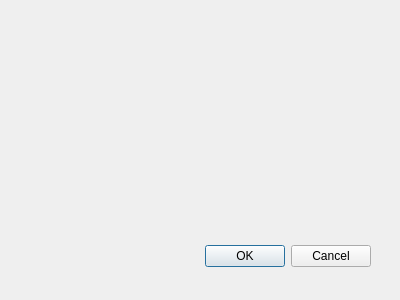
The window that db_streckenkm/DB_Streckenkm_dialog_base.ui (c-mellueh/qgis_streckenkm) describes before a commit, drawn with Qt 5.
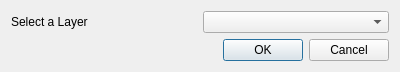
The same window after the commit.

Diff of the .ui file:
```diff
--- a/db_streckenkm/DB_Streckenkm_dialog_base.ui
+++ b/db_streckenkm/DB_Streckenkm_dialog_base.ui
@@ -1,33 +1,39 @@
 <ui version="4.0" >
  <class>StreckenkmFinderDialogBase</class>
- <widget class="QDialog" name="StreckenkmFinderDialogBase" >
-  <property name="geometry" >
+ <widget class="QDialog" name="StreckenkmFinderDialogBase">
+  <property name="geometry">
    <rect>
     <x>0</x>
     <y>0</y>
     <width>400</width>
-    <height>300</height>
+    <height>72</height>
    </rect>
   </property>
   <property name="windowTitle" >
    <string>DB_Streckenkm</string>
   </property>
-  <widget class="QDialogButtonBox" name="button_box" >
-   <property name="geometry" >
-    <rect>
-     <x>30</x>
-     <y>240</y>
-     <width>341</width>
-     <height>32</height>
-    </rect>
-   </property>
-   <property name="orientation" >
-    <enum>Qt::Horizontal</enum>
-   </property>
-   <property name="standardButtons" >
-    <set>QDialogButtonBox::Cancel|QDialogButtonBox::Ok</set>
-   </property>
-  </widget>
+  <layout class="QGridLayout" name="gridLayout">
+   <item row="0" column="0">
+    <widget class="QLabel" name="label">
+     <property name="text">
+      <string>Select a Layer</string>
+     </property>
+    </widget>
+   </item>
+   <item row="0" column="1">
+    <widget class="QComboBox" name="comboBox"/>
+   </item>
+   <item row="1" column="0" colspan="2">
+    <widget class="QDialogButtonBox" name="button_box">
+     <property name="orientation">
+      <enum>Qt::Horizontal</enum>
+     </property>
+     <property name="standardButtons">
+      <set>QDialogButtonBox::Cancel|QDialogButtonBox::Ok</set>
+     </property>
+    </widget>
+   </item>
+  </layout>
  </widget>
  <resources/>
  <connections>
```
Left out of the diff: 29 changed lines with no effect on the pictures.
